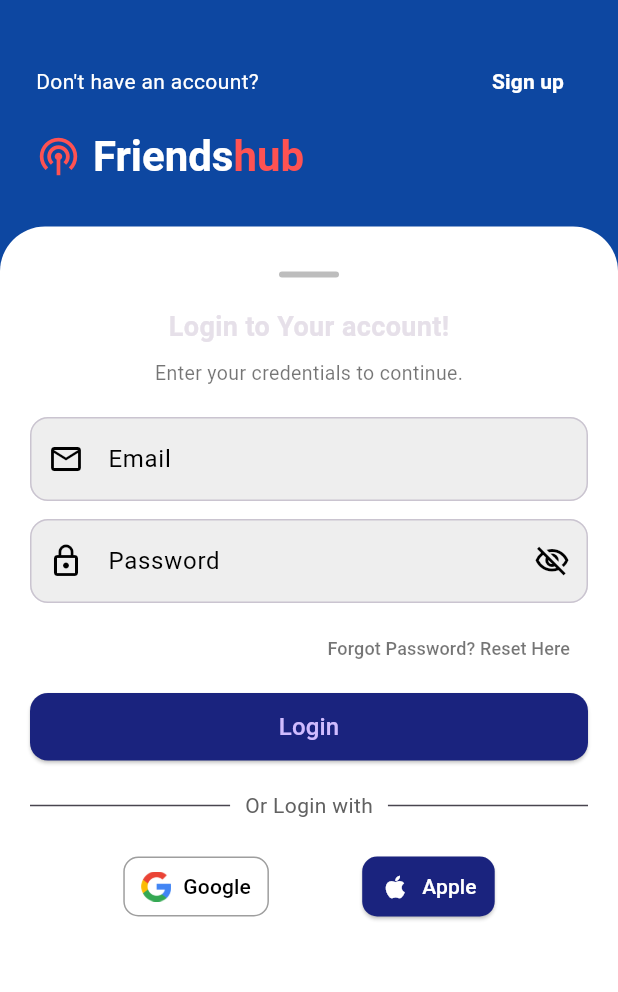
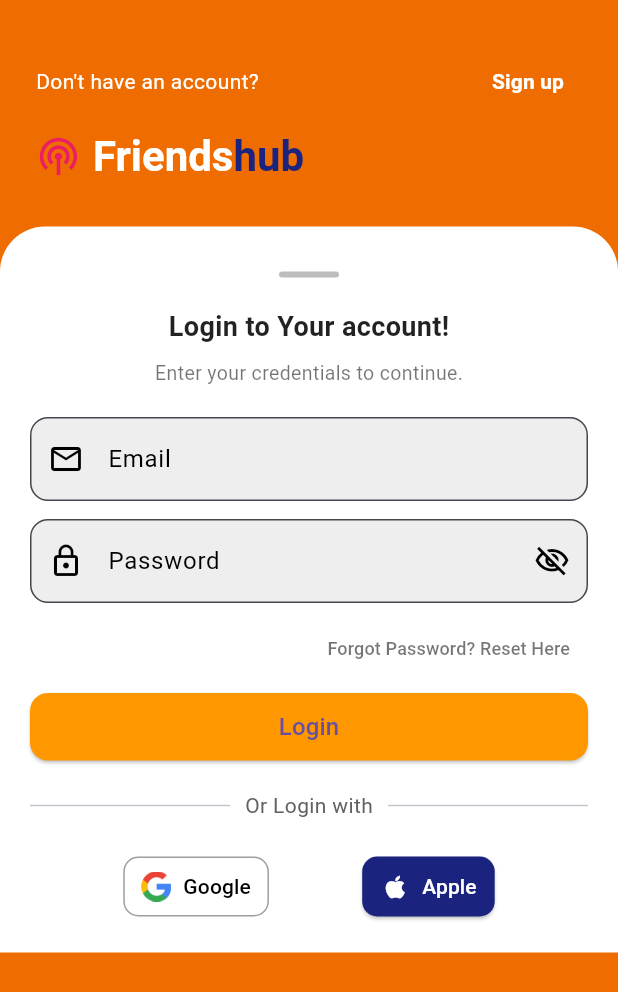
Before and after one commit to vivek-singh-123/friends-hub-social-streaming-app, a Flutter app: the screen it shows after launch, on a phone screen of 412 x 824 dp. Shown: the top 992 px of the screen. Run offline on Flutter 3.47's test engine with Material 3 defaults, Android fonts, the phone set to English and light mode, and no system bars; our stand-ins replace flutter_html, google_fonts, image_picker, motion_tab_bar_v2, share_plus, video_player.

Commit message:
working on UI enhancemant

```diff
--- a/lib/main.dart
+++ b/lib/main.dart
@@ -53,8 +53,34 @@
     return MaterialApp(
       title: 'GOSH APP',
       debugShowCheckedModeBanner: false,
-      theme: ThemeData.dark().copyWith(
-        scaffoldBackgroundColor: Colors.black,
+      theme: ThemeData(
+        primarySwatch: Colors.deepOrange,
+        scaffoldBackgroundColor: Color(0xFFFFF3E0), // light orange background
+        appBarTheme: AppBarTheme(
+          backgroundColor: Colors.deepOrange,
+          foregroundColor: Colors.white,
+          elevation: 0,
+          iconTheme: IconThemeData(color: Colors.white),
+          titleTextStyle: TextStyle(
+            color: Colors.white,
+            fontSize: 20,
+            fontWeight: FontWeight.bold,
+          ),
+        ),
+        bottomNavigationBarTheme: BottomNavigationBarThemeData(
+          selectedItemColor: Colors.deepOrange,
+          unselectedItemColor: Colors.grey,
+          backgroundColor: Colors.white,
+          selectedIconTheme: IconThemeData(size: 28),
+        ),
+        floatingActionButtonTheme: FloatingActionButtonThemeData(
+          backgroundColor: Colors.deepOrange,
+          foregroundColor: Colors.white,
+        ),
+        textTheme: ThemeData.light().textTheme.apply(
+          bodyColor: Colors.black87,
+          displayColor: Colors.black87,
+        ),
         useMaterial3: true,
       ),
       initialRoute: '/',
--- a/lib/screens/login_screen.dart
+++ b/lib/screens/login_screen.dart
@@ -23,7 +23,8 @@
     );
 
     return Scaffold(
-      backgroundColor: Colors.blue[900],
+      resizeToAvoidBottomInset: true, // ✅ Ensure screen resizes on keyboard open
+      backgroundColor: Colors.orange[800],
       body: SafeArea(
         child: Column(
           children: [
@@ -60,7 +61,7 @@
               padding: const EdgeInsets.symmetric(horizontal: 24.0),
               child: Row(
                 children: [
-                  const Icon(Icons.podcasts, color: Colors.redAccent, size: 30),
+                  const Icon(Icons.podcasts, color: Colors.pink, size: 30),
                   const SizedBox(width: 8),
                   RichText(
                     text: const TextSpan(
@@ -78,7 +79,7 @@
                           style: TextStyle(
                             fontSize: 28,
                             fontWeight: FontWeight.bold,
-                            color: Colors.redAccent,
+                            color: Color(0xFF1A237E),
                           ),
                         ),
                       ],
@@ -89,8 +90,10 @@
             ),
             const SizedBox(height: 30),
 
-            // White Container
+            /// ✅ WRAP this Expanded in Flexible so it behaves well with keyboard
             Expanded(
+              child: SingleChildScrollView( // ✅ Fix: allow scrolling when keyboard appears
+                physics: const BouncingScrollPhysics(),
                 child: Container(
                   width: double.infinity,
                   padding: const EdgeInsets.only(top: 30, bottom: 20, left: 20, right: 20),
@@ -133,17 +136,16 @@
                       ),
                       const SizedBox(height: 20),
 
-                    // Email TextField
-                    // Email TextField
+                      // Email
                       TextField(
                         controller: emailController,
-                      style: const TextStyle(color: Colors.black), // ✅ input text color
+                        style: const TextStyle(color: Colors.black),
                         decoration: InputDecoration(
                           filled: true,
                           fillColor: Colors.grey[200],
-                        prefixIcon: const Icon(Icons.email_outlined, color: Colors.black), // ✅ icon color
+                          prefixIcon: const Icon(Icons.email_outlined, color: Colors.black),
                           hintText: 'Email',
-                        hintStyle: const TextStyle(color: Colors.black), // ✅ hint text color
+                          hintStyle: const TextStyle(color: Colors.black),
                           border: OutlineInputBorder(
                             borderRadius: BorderRadius.circular(12),
                           ),
@@ -151,24 +153,23 @@
                       ),
                       const SizedBox(height: 12),
 
-// Password TextField
+                      // Password
                       TextField(
                         controller: passwordController,
                         obscureText: true,
-                      style: const TextStyle(color: Colors.black), // ✅ input text color
+                        style: const TextStyle(color: Colors.black),
                         decoration: InputDecoration(
                           filled: true,
                           fillColor: Colors.grey[200],
-                        prefixIcon: const Icon(Icons.lock_outline, color: Colors.black), // ✅ icon color
-                        suffixIcon: const Icon(Icons.visibility_off_outlined, color: Colors.black), // ✅ password hider icon
+                          prefixIcon: const Icon(Icons.lock_outline, color: Colors.black),
+                          suffixIcon: const Icon(Icons.visibility_off_outlined, color: Colors.black),
                           hintText: 'Password',
-                        hintStyle: const TextStyle(color: Colors.black), // ✅ hint text color
+                          hintStyle: const TextStyle(color: Colors.black),
                           border: OutlineInputBorder(
                             borderRadius: BorderRadius.circular(12),
                           ),
                         ),
                       ),
-
                       const SizedBox(height: 6),
 
                       Align(
@@ -183,13 +184,12 @@
                       ),
                       const SizedBox(height: 6),
 
-                    // Login/Signup Button
                       SizedBox(
                         width: double.infinity,
                         height: 45,
                         child: ElevatedButton(
                           style: ElevatedButton.styleFrom(
-                          backgroundColor: const Color(0xFF1A237E),
+                            backgroundColor: Colors.orange,
                             shape: RoundedRectangleBorder(
                               borderRadius: BorderRadius.circular(12),
                             ),
@@ -205,7 +205,6 @@
                       ),
                       const SizedBox(height: 20),
 
-                    // Divider
                       Row(
                         children: [
                           const Expanded(child: Divider()),
@@ -218,7 +217,6 @@
                       ),
                       const SizedBox(height: 20),
 
-                    // Social Buttons Row
                       Row(
                         mainAxisAlignment: MainAxisAlignment.spaceEvenly,
                         children: [
@@ -230,13 +228,14 @@
                   ),
                 ),
               ),
+            ),
           ],
         ),
       ),
     );
   }
 
-  // Custom Google Button
+  // Google button
   Widget _googleLoginButton() {
     return OutlinedButton.icon(
       onPressed: () {},
@@ -258,12 +257,12 @@
     );
   }
 
-  // Custom Apple Button
+  // Apple button
   Widget _appleLoginButton() {
     return ElevatedButton.icon(
       onPressed: () {},
       style: ElevatedButton.styleFrom(
-        backgroundColor: const Color(0xFF1A237E),
+        backgroundColor: Color(0xFF1A237E),
         padding: const EdgeInsets.symmetric(horizontal: 12, vertical: 10),
         shape: RoundedRectangleBorder(borderRadius: BorderRadius.circular(10)),
       ),
--- a/lib/screens/profile_setup_screen.dart
+++ b/lib/screens/profile_setup_screen.dart
@@ -136,7 +136,7 @@
               child: ElevatedButton(
                 style: ElevatedButton.styleFrom(
                   elevation: 2,
-                  backgroundColor: const Color(0xFF1A237E),
+                  backgroundColor: const Color(0xFFFF6F00),
                   shape: RoundedRectangleBorder(
                     borderRadius: BorderRadius.circular(12),
                   ),
--- a/pubspec.yaml
+++ b/pubspec.yaml
@@ -18,6 +18,7 @@
   flutter_html: ^3.0.0
   google_fonts: ^6.1.0
   motion_tab_bar_v2: ^0.2.6
+
 
 dev_dependencies:
   flutter_test:
```
Also changed, not shown: lib/core/constant/constant.dart (added, +78 -0 lines), lib/screens/discover_search_screen.dart (added, +99 -0 lines), lib/screens/home_screen.dart (+25 -14 lines), lib/screens/live_screen.dart (+13 -3 lines), lib/screens/profile_screen.dart (+22 -23 lines), lib/screens/splash_screen.dart (+5 -2 lines), lib/screens/upload_screen.dart (added, +102 -0 lines), lib/widgets/bottom_nav_bar.dart (+87 -48 lines). Lines whose indentation alone changed are shown as unchanged.
